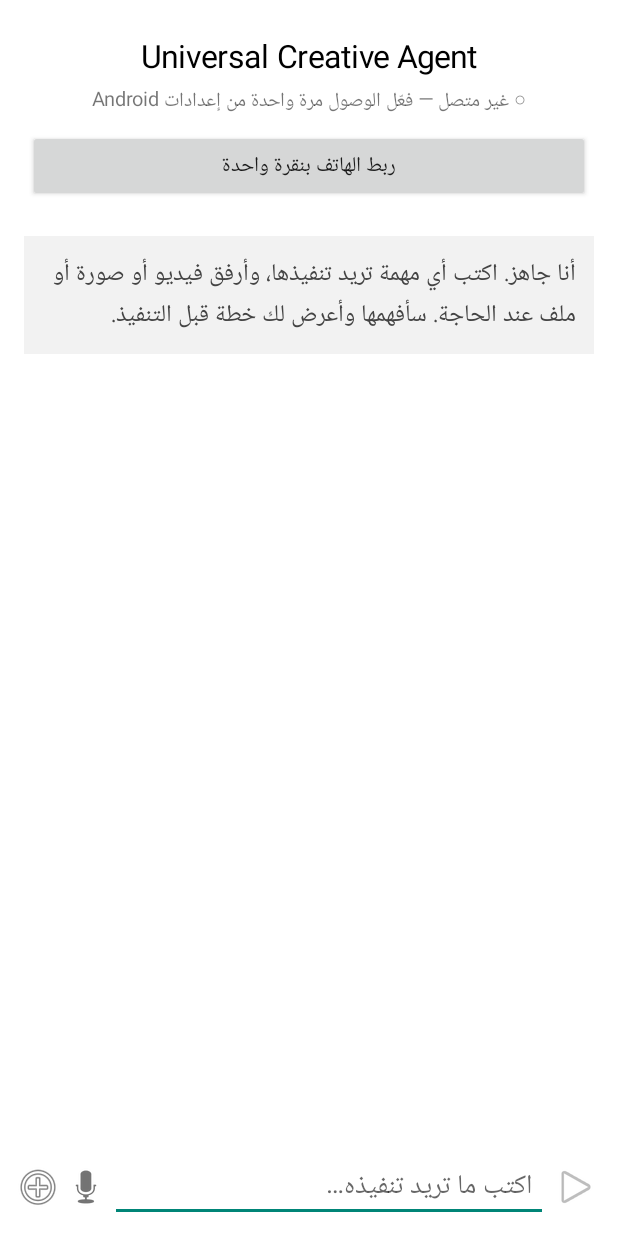
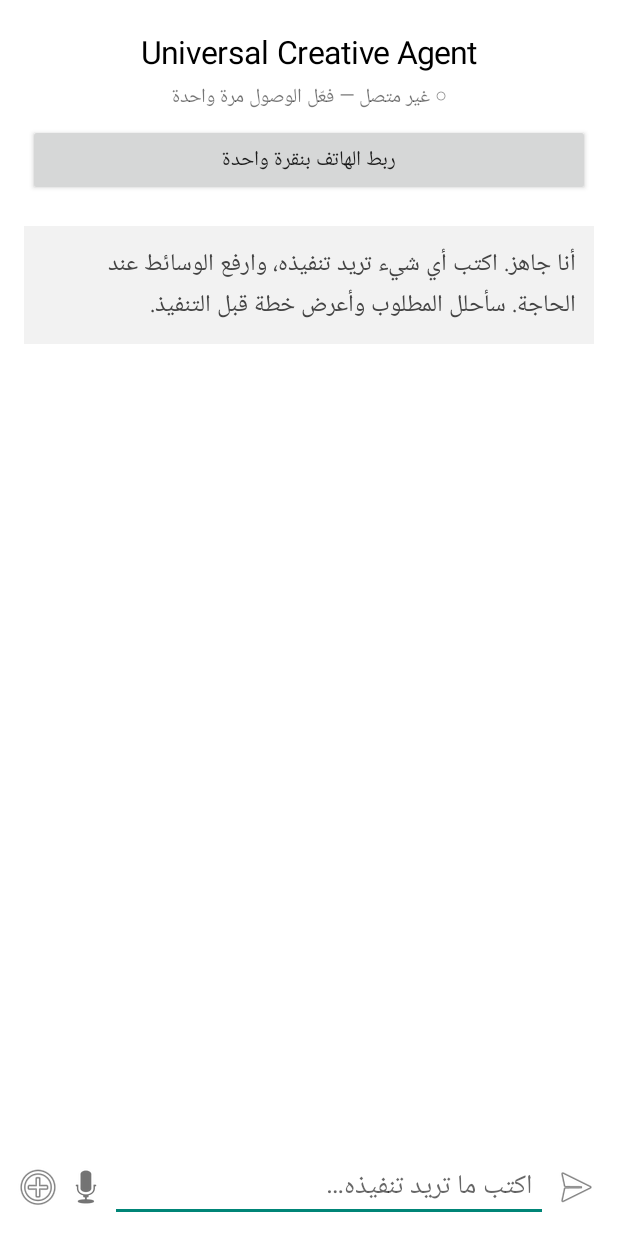
Before and after one commit to mhommdkuyr/Universal-Creative-Agent, an Android app: the screen it shows after launch (MainActivity), on a phone screen of 412 x 824 dp. Run offline under Robolectric (Android 15) with nearby library versions, the light colour scheme and no system bars; 1 statement that could not run was skipped.

Commit message:
fix(android): finalize ChatGPT-like composer and permission state handling

```diff
--- a/android/app/src/main/java/com/ucoa/app/MainActivity.kt
+++ b/android/app/src/main/java/com/ucoa/app/MainActivity.kt
@@ -1,11 +1,10 @@
 package com.ucoa.app
 
 import android.app.Activity
+import android.app.AlertDialog
 import android.content.Intent
 import android.graphics.Color
-import android.net.Uri
 import android.os.Bundle
-import android.provider.Settings
 import android.speech.RecognizerIntent
 import android.view.Gravity
 import android.view.View
@@ -16,15 +15,10 @@ class MainActivity : Activity() {
     private lateinit var status: TextView
     private lateinit var chat: LinearLayout
     private lateinit var input: EditText
-    private lateinit var attachButton: ImageButton
-    private lateinit var micButton: ImageButton
-    private lateinit var sendButton: ImageButton
     private lateinit var connectButton: Button
     private val selectedMedia = mutableListOf<String>()
     private val interpreter = TaskInterpreter()
     private var latestPlan: TaskInterpreter.PlanResult? = null
-    private var pendingReview: EditText? = null
-
     private val pickMedia = 401
     private val speech = 402
 
@@ -40,245 +34,114 @@ class MainActivity : Activity() {
     }
 
     private fun buildUi(): View {
-        val root = LinearLayout(this).apply {
-            orientation = LinearLayout.VERTICAL
-            setBackgroundColor(Color.WHITE)
-        }
-        val top = LinearLayout(this).apply {
-            orientation = LinearLayout.VERTICAL
-            setPadding(28, 34, 28, 16)
-        }
-        val title = TextView(this).apply {
-            text = "Universal Creative Agent"
-            textSize = 21f
-            setTextColor(Color.BLACK)
-            gravity = Gravity.CENTER_HORIZONTAL
-        }
-        status = TextView(this).apply {
-            textSize = 13f
-            gravity = Gravity.CENTER_HORIZONTAL
-            setPadding(0, 8, 0, 12)
-        }
-        connectButton = Button(this).apply {
-            text = "ربط الهاتف بنقرة واحدة"
-            setOnClickListener { connectPhone() }
-        }
-        top.addView(title)
-        top.addView(status)
-        top.addView(connectButton)
-        root.addView(top)
+        val root = LinearLayout(this).apply { orientation = LinearLayout.VERTICAL; setBackgroundColor(Color.WHITE) }
+        val top = LinearLayout(this).apply { orientation = LinearLayout.VERTICAL; setPadding(28, 30, 28, 12) }
+        val title = TextView(this).apply { text = "Universal Creative Agent"; textSize = 21f; setTextColor(Color.BLACK); gravity = Gravity.CENTER_HORIZONTAL }
+        status = TextView(this).apply { textSize = 13f; gravity = Gravity.CENTER_HORIZONTAL; setPadding(0, 8, 0, 10) }
+        connectButton = Button(this).apply { text = "ربط الهاتف بنقرة واحدة"; setOnClickListener { connectPhone() } }
+        top.addView(title); top.addView(status); top.addView(connectButton); root.addView(top)
 
-        val scroll = ScrollView(this).apply {
-            fillViewport = true
-            layoutParams = LinearLayout.LayoutParams(-1, 0, 1f)
-        }
-        chat = LinearLayout(this).apply {
-            orientation = LinearLayout.VERTICAL
-            setPadding(24, 18, 24, 24)
-        }
-        addAssistantBubble("أنا جاهز. اكتب أي مهمة تريد تنفيذها، وأرفق فيديو أو صورة أو ملف عند الحاجة. سأفهمها وأعرض لك خطة قبل التنفيذ.")
-        scroll.addView(chat)
-        root.addView(scroll)
+        val scroll = ScrollView(this).apply { fillViewport = true; layoutParams = LinearLayout.LayoutParams(-1, 0, 1f) }
+        chat = LinearLayout(this).apply { orientation = LinearLayout.VERTICAL; setPadding(24, 18, 24, 24) }
+        addAssistantBubble("أنا جاهز. اكتب أي شيء تريد تنفيذه، وارفع الوسائط عند الحاجة. سأحلل المطلوب وأعرض خطة قبل التنفيذ.")
+        scroll.addView(chat); root.addView(scroll)
 
-        val composer = LinearLayout(this).apply {
-            orientation = LinearLayout.HORIZONTAL
-            gravity = Gravity.CENTER_VERTICAL
-            setPadding(14, 10, 14, 14)
-        }
-        attachButton = ImageButton(this).apply {
-            setImageResource(android.R.drawable.ic_menu_add)
-            contentDescription = "رفع الوسائط"
-            setBackgroundColor(Color.TRANSPARENT)
+        val composer = LinearLayout(this).apply { orientation = LinearLayout.HORIZONTAL; gravity = Gravity.CENTER_VERTICAL; setPadding(14, 8, 14, 14) }
+        val attach = ImageButton(this).apply {
+            setImageResource(android.R.drawable.ic_menu_add); contentDescription = "رفع الوسائط"; setBackgroundColor(Color.TRANSPARENT)
             setOnClickListener { chooseMedia() }
         }
-        micButton = ImageButton(this).apply {
-            setImageResource(android.R.drawable.ic_btn_speak_now)
-            contentDescription = "الصوت"
-            setBackgroundColor(Color.TRANSPARENT)
+        val mic = ImageButton(this).apply {
+            setImageResource(android.R.drawable.ic_btn_speak_now); contentDescription = "الصوت"; setBackgroundColor(Color.TRANSPARENT)
             setOnClickListener { startSpeech() }
         }
-        input = EditText(this).apply {
-            hint = "اكتب ما تريد تنفيذه…"
-            minLines = 1
-            maxLines = 5
-            setPadding(16, 12, 16, 12)
-            layoutParams = LinearLayout.LayoutParams(0, ViewGroup.LayoutParams.WRAP_CONTENT, 1f)
-        }
-        sendButton = ImageButton(this).apply {
-            setImageResource(android.R.drawable.ic_media_play)
-            contentDescription = "إرسال"
-            setBackgroundColor(Color.TRANSPARENT)
+        input = EditText(this).apply { hint = "اكتب ما تريد تنفيذه…"; minLines = 1; maxLines = 5; setPadding(16, 12, 16, 12); layoutParams = LinearLayout.LayoutParams(0, ViewGroup.LayoutParams.WRAP_CONTENT, 1f) }
+        val send = ImageButton(this).apply {
+            setImageResource(android.R.drawable.ic_menu_send); contentDescription = "إرسال"; setBackgroundColor(Color.TRANSPARENT)
             setOnClickListener { analyzeTask() }
         }
-        composer.addView(attachButton, LinearLayout.LayoutParams(48, 56))
-        composer.addView(micButton, LinearLayout.LayoutParams(48, 56))
-        composer.addView(input)
-        composer.addView(sendButton, LinearLayout.LayoutParams(56, 56))
-        root.addView(composer)
+        composer.addView(attach, LinearLayout.LayoutParams(48, 56)); composer.addView(mic, LinearLayout.LayoutParams(48, 56)); composer.addView(input); composer.addView(send, LinearLayout.LayoutParams(56, 56)); root.addView(composer)
         return root
     }
 
     private fun refreshConnectionState() {
         val enabled = PermissionCoordinator.isAccessibilityEnabled(this)
         val live = PermissionCoordinator.isServiceLive()
-        status.text = when {
-            live -> "● متصل ويستطيع التفاعل مع الهاتف"
-            enabled -> "● الصلاحية مفعلة — جارٍ تهيئة الخدمة"
-            else -> "○ غير متصل — فعّل الوصول مرة واحدة من إعدادات Android"
-        }
-        connectButton.text = when {
-            live -> "الهاتف متصل"
-            enabled -> "إعادة تهيئة الاتصال"
-            else -> "ربط الهاتف بنقرة واحدة"
-        }
+        status.text = when { live -> "● متصل ويستطيع التفاعل مع الهاتف"; enabled -> "● الصلاحية مفعلة — جارٍ تهيئة الخدمة"; else -> "○ غير متصل — فعّل الوصول مرة واحدة" }
+        connectButton.text = when { live -> "الهاتف متصل"; enabled -> "تحديث حالة الاتصال"; else -> "ربط الهاتف بنقرة واحدة" }
         connectButton.isEnabled = !live
     }
 
     private fun connectPhone() {
         PermissionCoordinator.openAccessibilitySettings(this)
-        Toast.makeText(this, "فعّل Universal Creative Agent ثم ارجع للتطبيق؛ سيكتشف الاتصال تلقائيًا.", Toast.LENGTH_LONG).show()
+        Toast.makeText(this, "فعّل Universal Creative Agent من القائمة ثم ارجع. سيتم اكتشاف الاتصال تلقائيًا.", Toast.LENGTH_LONG).show()
     }
 
     private fun chooseMedia() {
-        val i = Intent(Intent.ACTION_OPEN_DOCUMENT).apply {
-            type = "*/*"
-            putExtra(Intent.EXTRA_ALLOW_MULTIPLE, true)
-            addCategory(Intent.CATEGORY_OPENABLE)
-        }
-        startActivityForResult(i, pickMedia)
+        startActivityForResult(Intent(Intent.ACTION_OPEN_DOCUMENT).apply { type = "*/*"; putExtra(Intent.EXTRA_ALLOW_MULTIPLE, true); addCategory(Intent.CATEGORY_OPENABLE) }, pickMedia)
+    }
+
+    private fun startSpeech() {
+        try {
+            startActivityForResult(Intent(RecognizerIntent.ACTION_RECOGNIZE_SPEECH).apply {
+                putExtra(RecognizerIntent.EXTRA_LANGUAGE_MODEL, RecognizerIntent.LANGUAGE_MODEL_FREE_FORM)
+                putExtra(RecognizerIntent.EXTRA_LANGUAGE, "ar-SA")
+                putExtra(RecognizerIntent.EXTRA_PROMPT, "تحدث بطلبك")
+            }, speech)
+        } catch (_: Exception) { Toast.makeText(this, "التعرف الصوتي غير متاح على هذا الجهاز.", Toast.LENGTH_SHORT).show() }
     }
 
     override fun onActivityResult(requestCode: Int, resultCode: Int, data: Intent?) {
         super.onActivityResult(requestCode, resultCode, data)
-        if (requestCode == pickMedia && resultCode == RESULT_OK && data != null) {
-            data.clipData?.let { clip ->
-                for (i in 0 until clip.itemCount) selectedMedia.add(clip.getItemAt(i).uri.toString())
-            } ?: data.data?.let { selectedMedia.add(it.toString()) }
-            input.setHint("أضفت ${selectedMedia.size} ملف — اكتب المطلوب")
-        }
-        if (requestCode == speech && resultCode == RESULT_OK && data != null) {
-            val values = data.getStringArrayListExtra(RecognizerIntent.EXTRA_RESULTS)
-            if (!values.isNullOrEmpty()) input.setText(values[0])
-        }
-    }
-
-    private fun startSpeech() {
-        try {
-            val i = Intent(RecognizerIntent.ACTION_RECOGNIZE_SPEECH).apply {
-                putExtra(RecognizerIntent.EXTRA_LANGUAGE_MODEL, RecognizerIntent.LANGUAGE_MODEL_FREE_FORM)
-                putExtra(RecognizerIntent.EXTRA_LANGUAGE, "ar-SA")
-                putExtra(RecognizerIntent.EXTRA_PROMPT, "تحدث بطلبك")
-            }
-            startActivityForResult(i, speech)
-        } catch (_: Exception) {
-            Toast.makeText(this, "التعرف الصوتي غير متاح على هذا الجهاز.", Toast.LENGTH_SHORT).show()
+        if (resultCode != RESULT_OK || data == null) return
+        if (requestCode == pickMedia) {
+            data.clipData?.let { clip -> for (i in 0 until clip.itemCount) selectedMedia.add(clip.getItemAt(i).uri.toString()) }
+                ?: data.data?.let { selectedMedia.add(it.toString()) }
+            input.hint = "أضفت ${selectedMedia.size} ملف — اكتب المطلوب"
+        } else if (requestCode == speech) {
+            data.getStringArrayListExtra(RecognizerIntent.EXTRA_RESULTS)?.firstOrNull()?.let { input.setText(it) }
         }
     }
 
     private fun analyzeTask() {
-        val text = input.text.toString().trim()
-        if (text.isEmpty()) return
+        val text = input.text.toString().trim(); if (text.isEmpty()) return
         addUserBubble(text + if (selectedMedia.isNotEmpty()) "\n📎 ${selectedMedia.size} ملف" else "")
         latestPlan = interpreter.analyze(text, selectedMedia)
         addPlanCard(latestPlan!!)
         input.setText("")
     }
 
-    private fun addAssistantBubble(text: String) {
-        val tv = TextView(this).apply {
-            this.text = text
-            textSize = 16f
-            setTextColor(Color.DKGRAY)
-            setPadding(18, 18, 18, 18)
-            setBackgroundColor(0xFFF2F2F2.toInt())
-        }
-        chat.addView(tv, LinearLayout.LayoutParams(-1, ViewGroup.LayoutParams.WRAP_CONTENT).apply { setMargins(0, 0, 0, 18) })
-    }
-
-    private fun addUserBubble(text: String) {
-        val tv = TextView(this).apply {
-            this.text = text
-            textSize = 16f
-            setTextColor(Color.WHITE)
-            setPadding(18, 18, 18, 18)
-            setBackgroundColor(0xFF222222.toInt())
-        }
+    private fun addAssistantBubble(text: String) { addBubble(text, false) }
+    private fun addUserBubble(text: String) { addBubble(text, true) }
+    private fun addBubble(text: String, user: Boolean) {
+        val tv = TextView(this).apply { this.text = text; textSize = 16f; setTextColor(if (user) Color.WHITE else Color.DKGRAY); setPadding(18, 18, 18, 18); setBackgroundColor(if (user) 0xFF222222.toInt() else 0xFFF2F2F2.toInt()) }
         chat.addView(tv, LinearLayout.LayoutParams(-1, ViewGroup.LayoutParams.WRAP_CONTENT).apply { setMargins(0, 0, 0, 18) })
     }
 
     private fun addPlanCard(plan: TaskInterpreter.PlanResult) {
-        val card = LinearLayout(this).apply {
-            orientation = LinearLayout.VERTICAL
-            setPadding(22, 20, 22, 20)
-            setBackgroundColor(0xFFF7F7F7.toInt())
-        }
-        val heading = TextView(this).apply {
-            text = "خطة التنفيذ"
-            textSize = 18f
-            setTextColor(Color.BLACK)
-        }
-        val summary = TextView(this).apply {
-            text = plan.summary
-            textSize = 14f
-            setPadding(0, 10, 0, 8)
-        }
-        val steps = TextView(this).apply {
-            text = plan.steps.mapIndexed { i, s -> "${i + 1}. $s" }.joinToString("\n")
-            textSize = 15f
-            setPadding(0, 8, 0, 18)
-        }
+        val card = LinearLayout(this).apply { orientation = LinearLayout.VERTICAL; setPadding(22, 20, 22, 20); setBackgroundColor(0xFFF7F7F7.toInt()) }
+        val heading = TextView(this).apply { text = "خطة التنفيذ"; textSize = 18f; setTextColor(Color.BLACK) }
+        val summary = TextView(this).apply { text = plan.summary; textSize = 14f; setPadding(0, 10, 0, 8) }
+        val steps = TextView(this).apply { text = plan.steps.mapIndexed { i, s -> "${i + 1}. $s" }.joinToString("\n"); textSize = 15f; setPadding(0, 8, 0, 18) }
         val row = LinearLayout(this).apply { orientation = LinearLayout.HORIZONTAL }
-        val review = Button(this).apply {
-            text = "مراجعة وتعديل"
-            setOnClickListener { showReview(plan) }
-        }
-        val execute = Button(this).apply {
-            text = "تنفيذ الآن"
-            setOnClickListener { executePlan(plan, card) }
-        }
-        row.addView(execute, LinearLayout.LayoutParams(0, ViewGroup.LayoutParams.WRAP_CONTENT, 1f))
-        row.addView(review, LinearLayout.LayoutParams(0, ViewGroup.LayoutParams.WRAP_CONTENT, 1f))
-        card.addView(heading)
-        card.addView(summary)
-        card.addView(steps)
-        card.addView(row)
+        val review = Button(this).apply { text = "مراجعة وتعديل"; setOnClickListener { showReview(plan) } }
+        val execute = Button(this).apply { text = "تنفيذ الآن"; setOnClickListener { executePlan(plan, card) } }
+        row.addView(execute, LinearLayout.LayoutParams(0, ViewGroup.LayoutParams.WRAP_CONTENT, 1f)); row.addView(review, LinearLayout.LayoutParams(0, ViewGroup.LayoutParams.WRAP_CONTENT, 1f))
+        card.addView(heading); card.addView(summary); card.addView(steps); card.addView(row)
         chat.addView(card, LinearLayout.LayoutParams(-1, ViewGroup.LayoutParams.WRAP_CONTENT).apply { setMargins(0, 0, 0, 18) })
     }
 
     private fun showReview(plan: TaskInterpreter.PlanResult) {
-        val editor = EditText(this).apply {
-            setText(plan.steps.mapIndexed { i, s -> "${i + 1}. $s" }.joinToString("\n"))
-            minLines = 8
-        }
-        pendingReview = editor
-        AlertDialog.Builder(this)
-            .setTitle("تعديل خطة التنفيذ")
-            .setView(editor)
-            .setNegativeButton("إلغاء", null)
-            .setPositiveButton("حفظ الخطة") { _, _ ->
-                addAssistantBubble("تم حفظ التعديلات. اضغط تنفيذ بعد مراجعة الخطة الجديدة.")
-            }.show()
+        val editor = EditText(this).apply { setText(plan.steps.mapIndexed { i, s -> "${i + 1}. $s" }.joinToString("\n")); minLines = 8 }
+        AlertDialog.Builder(this).setTitle("تعديل خطة التنفيذ").setView(editor).setNegativeButton("إلغاء", null).setPositiveButton("حفظ الخطة") { _, _ -> addAssistantBubble("تم حفظ الخطة المعدلة. اضغط تنفيذ عند اعتمادها.") }.show()
     }
 
     private fun executePlan(plan: TaskInterpreter.PlanResult, card: View) {
-        if (!PermissionCoordinator.isServiceLive()) {
-            Toast.makeText(this, "فعّل ربط الهاتف أولًا.", Toast.LENGTH_LONG).show()
-            connectPhone()
-            return
-        }
-        val first = when (plan.taskType) {
-            "browser" -> "افتح Chrome"
-            else -> "الرئيسية"
-        }
-        val action = org.json.JSONArray().put(org.json.JSONObject().apply {
-            put("action", if (first.startsWith("افتح")) "open_app" else "home")
-            if (first.startsWith("افتح")) put("package", "com.android.chrome")
-            put("delay_ms", 250)
-        })
+        if (!PermissionCoordinator.isServiceLive()) { Toast.makeText(this, "فعّل ربط الهاتف أولًا.", Toast.LENGTH_LONG).show(); connectPhone(); return }
+        val json = org.json.JSONArray().put(org.json.JSONObject().apply { put("action", "home"); put("delay_ms", 250) })
         card.isEnabled = false
-        ActionPlanRunner().run(action.toString()) { event ->
-            runOnUiThread { status.append("\n$event") }
-        }
-        addAssistantBubble("بدأت التنفيذ. سأراقب الخطوات وأظهر حالة كل إجراء.")
+        ActionPlanRunner().run(json.toString()) { event -> runOnUiThread { status.append("\n$event") } }
+        if (selectedMedia.isNotEmpty()) addAssistantBubble("بدأت المهمة مع ${selectedMedia.size} ملف. يمكن متابعة المعالجة في الخلفية دون إبقاء تطبيق التحرير مفتوحًا أمامك.")
+        else addAssistantBubble("بدأت التنفيذ وسأعرض حالة الإجراءات هنا.")
     }
 }
```
